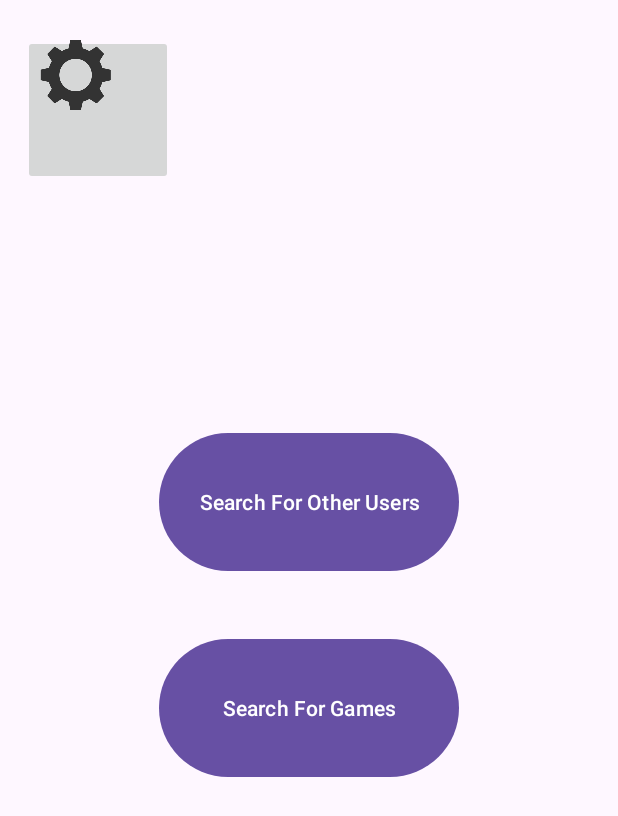
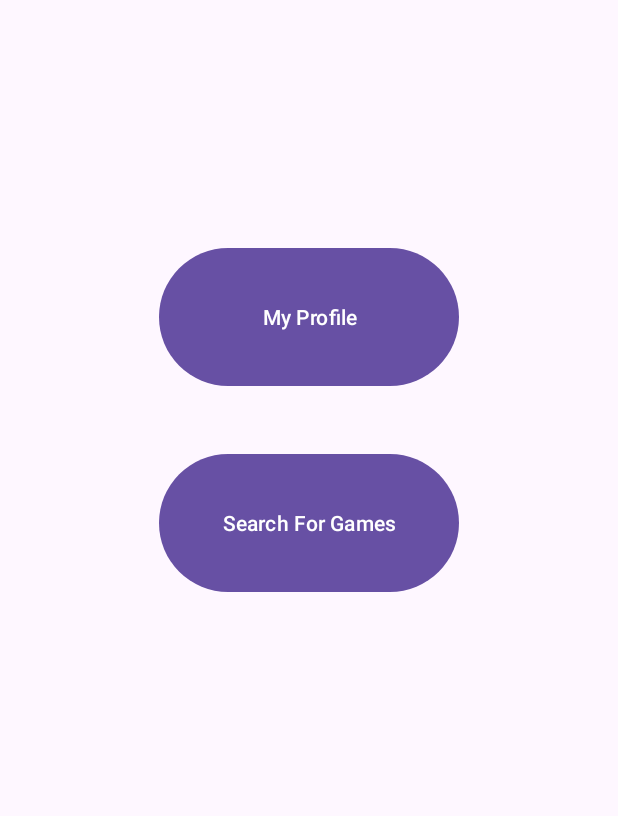
Before and after one commit to TheLordPasta/gamers-chat, an Android app: the mainMenu screen opened through its navigation route, on a phone screen of 412 x 824 dp. Shown: the top 816 px of the screen. Run offline under Robolectric (Android 15) with nearby library versions, the phone set to English and light mode, and no system bars; our stand-ins replace Firebase (no records; nobody signed in at launch, a user with empty details on screens opened directly).

Commit message:
changed project subject

```diff
--- a/app/src/main/java/com/example/gamers_chat/activities/MainActivity.java
+++ b/app/src/main/java/com/example/gamers_chat/activities/MainActivity.java
@@ -32,7 +32,6 @@ import androidx.recyclerview.widget.RecyclerView;
 import com.bumptech.glide.Glide;
 import com.example.gamers_chat.R;
 import com.example.gamers_chat.models.CustomAdapterGames;
-import com.example.gamers_chat.models.CustomAdapterUsers;
 import com.example.gamers_chat.models.GameProfile;
 import com.example.gamers_chat.models.User;
 import com.example.gamers_chat.models.UserProfile;
@@ -73,7 +72,7 @@ public class MainActivity extends AppCompatActivity {
             if (result.getResultCode() == RESULT_OK) {
                 if (result.getData() != null) {
                     image = result.getData().getData();
-                    //uploadImageButtom.setEnabled(true);
+                    uploadImageButtom.setEnabled(true);
                     Glide.with(getApplicationContext()).load(image).into(imageView);
                 }
             } else {
@@ -85,12 +84,9 @@ public class MainActivity extends AppCompatActivity {
     public String currentUserUID;
 
     public ArrayList<GameProfile> dataSetGames;
-    public ArrayList<UserProfile> dataSetUsers;
     private RecyclerView recyclerViewGames;
-    private RecyclerView recyclerViewUsers;
     private LinearLayoutManager layoutManager;
     private CustomAdapterGames gameAdapter;
-    private CustomAdapterUsers userAdapter;
     @Override
     protected void onCreate(Bundle savedInstanceState) {
         super.onCreate(savedInstanceState);
@@ -163,63 +159,6 @@ public class MainActivity extends AppCompatActivity {
         });
     }
 
-//    public void CreateUserList(View view)
-//    {
-//
-//        recyclerViewUsers =  view.findViewById(R.id.userSearchRecyclerView);
-//        layoutManager = new LinearLayoutManager(this);
-//        recyclerViewUsers.setLayoutManager(layoutManager);
-//
-//
-//        recyclerViewUsers.setItemAnimator(new DefaultItemAnimator());
-//
-////        if (dataSetUsers == null) {
-////            dataSetUsers = new ArrayList<>();
-////            for ( int i =0 ; i < gameList.nameArray.length ; i++) {
-////                dataSetUsers.add(new UserProfile(
-////                        gameList.nameArray[i],
-////                        gameList.priceArray[i],
-////                        gameList.drawableArray[i],
-////                        gameList.id_[i],//its not supposed to be a game list, we need to take the user list from fucking firebase!!
-////                        0
-////                ));
-////            }
-////        }
-//
-//
-//        userAdapter = new CustomAdapterUsers(dataSetUsers, new CustomAdapterUsers.OnItemClickListener() {
-//            @Override
-//            public void onItemClick(UserProfile userProfile) {
-//                final Dialog dialog = new Dialog(MainActivity.this);
-//                dialog.setContentView(R.layout.dialog_item_details);
-//
-//                // Initialize the views in the custom dialog layout
-//                ImageView dialogImageView = dialog.findViewById(R.id.dialogImageView);
-//                TextView dialogTextViewName = dialog.findViewById(R.id.dialogTextViewName);
-//                TextView dialogTextViewVersion = dialog.findViewById(R.id.dialogTextViewVersion);
-//
-//                // Set the data from the clicked item to the dialog views
-//                dialogImageView.setImageResource(userProfile.getProfilePhoto());
-//                dialogTextViewName.setText(userProfile.getNickName());
-//                dialogTextViewVersion.setText(userProfile.getBio());
-//
-//                // Display the custom dialog
-//                dialog.show();
-//            }
-//        });
-//        recyclerViewUsers.setAdapter(userAdapter);
-//
-//        Button button = view.findViewById(R.id.searchButt);
-//
-//        // Set onClickListener to the button
-//        button.setOnClickListener(new View.OnClickListener() {
-//            @Override
-//            public void onClick(View v) {
-//                String searchQuery = ((EditText) findViewById(R.id.gamesSearchInput)).getText().toString().trim();
-//                userAdapter.filter(searchQuery);
-//            }
-//        });
-//    }
     public void registerUserData() {
             EditText userEmail = this.findViewById(R.id.emailInput);
             EditText userPass = this.findViewById(R.id.passwordInput);
--- a/app/src/main/java/com/example/gamers_chat/fragments/mainMenu.java
+++ b/app/src/main/java/com/example/gamers_chat/fragments/mainMenu.java
@@ -68,13 +68,10 @@ public class mainMenu extends Fragment {
         View view = inflater.inflate(R.layout.fragment_main_menu, container, false);
 
         Button moveToGameSearch = view.findViewById(R.id.mainMenuGameSearchBtn);
-        Button moveToUserSearch = view.findViewById(R.id.mainMenuUserSearchBtn);
-        ImageButton moveToUserProfile = view.findViewById(R.id.mainMenuUserProfileBtn);
-        ImageButton moveToOptionsMenu = view.findViewById(R.id.mainMenuOptionsMenuBtn);
+        Button moveToUserProfile = view.findViewById(R.id.mainMenuUserProfileBtn);
 
         MainActivity mainActivity = (MainActivity) getActivity();
 
-        moveToUserProfile.setImageBitmap(mainActivity.InitProfileImageOnLoad(view));
 
         moveToUserProfile.setOnClickListener(new View.OnClickListener() {
             @Override
@@ -90,12 +87,7 @@ public class mainMenu extends Fragment {
             }
         });
 
-        moveToUserSearch.setOnClickListener(new View.OnClickListener() {
-            @Override
-            public void onClick(View v) {
-                Navigation.findNavController(v).navigate(R.id.action_mainMenu_to_userSearch);
-            }
-        });
+
 
         return view;
     }
--- a/app/src/main/res/layout/fragment_main_menu.xml
+++ b/app/src/main/res/layout/fragment_main_menu.xml
@@ -1,43 +1,21 @@
 <?xml version="1.0" encoding="utf-8"?>
-<androidx.constraintlayout.widget.ConstraintLayout xmlns:android="http://schemas.android.com/apk/res/android"
+<LinearLayout xmlns:android="http://schemas.android.com/apk/res/android"
     xmlns:app="http://schemas.android.com/apk/res-auto"
     xmlns:tools="http://schemas.android.com/tools"
-    android:id="@+id/frameLayout"
+    android:id="@+id/LinearLayout"
     android:layout_width="match_parent"
     android:layout_height="match_parent"
-    tools:context=".fragments.mainMenu" >
-
-    <ImageButton
-        android:id="@+id/mainMenuUserProfileBtn"
-        android:layout_width="100dp"
-        android:layout_height="100dp"
-        android:layout_marginStart="15dp"
-        android:layout_marginTop="23dp"
-        app:layout_constraintStart_toStartOf="parent"
-        app:layout_constraintTop_toTopOf="parent"
-        app:srcCompat="@drawable/ic_launcher_background" />
-
-    <ImageButton
-        android:id="@+id/mainMenuOptionsMenuBtn"
-        android:layout_width="100dp"
-        android:layout_height="100dp"
-        android:backgroundTint="#00FFFFFF"
-        android:scaleType="centerInside"
-        app:srcCompat="@drawable/gearicon"
-        tools:layout_editor_absoluteX="295dp"
-        tools:layout_editor_absoluteY="23dp" />
+    android:orientation="vertical"
+    tools:context=".fragments.mainMenu">
 
     <Button
-        android:id="@+id/mainMenuUserSearchBtn"
+        android:id="@+id/mainMenuUserProfileBtn"
         android:layout_width="200dp"
         android:layout_height="100dp"
         android:layout_marginStart="106dp"
         android:layout_marginTop="161dp"
         android:layout_marginEnd="106dp"
-        android:text="Search For Other Users"
-        app:layout_constraintEnd_toEndOf="parent"
-        app:layout_constraintStart_toStartOf="parent"
-        app:layout_constraintTop_toBottomOf="@+id/mainMenuUserProfileBtn" />
+        android:text="My Profile" />
 
     <Button
         android:id="@+id/mainMenuGameSearchBtn"
@@ -46,8 +24,5 @@
         android:layout_marginStart="106dp"
         android:layout_marginTop="37dp"
         android:layout_marginEnd="106dp"
-        android:text="Search For Games"
-        app:layout_constraintEnd_toEndOf="parent"
-        app:layout_constraintStart_toStartOf="parent"
-        app:layout_constraintTop_toBottomOf="@+id/mainMenuUserSearchBtn" />
-</androidx.constraintlayout.widget.ConstraintLayout>
+        android:text="Search For Games" />
+</LinearLayout>
```
Also changed, not shown: app/src/main/java/com/example/gamers_chat/fragments/chatsFragment.java (deleted, +0 -66 lines), app/src/main/java/com/example/gamers_chat/fragments/userSearch.java (deleted, +0 -66 lines), app/src/main/java/com/example/gamers_chat/models/CustomAdapterUsers.java (deleted, +0 -90 lines), app/src/main/res/layout/cardrow_user.xml (deleted, +0 -34 lines), app/src/main/res/layout/fragment_chats.xml (deleted, +0 -13 lines), app/src/main/res/layout/fragment_search_user.xml (deleted, +0 -35 lines), app/src/main/res/layout/fragment_user_profile.xml (+1 -10 lines).
